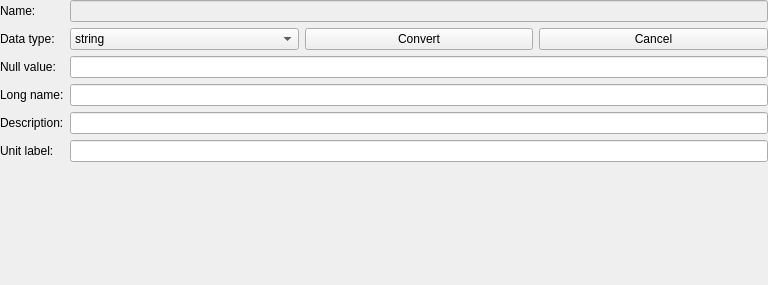
The window that Modules/Loadable/Tables/Widgets/Resources/UI/qSlicerTableColumnPropertiesWidget.ui (Slicer/SlicerGitSVNArchive) describes before a commit, drawn with Qt 5.
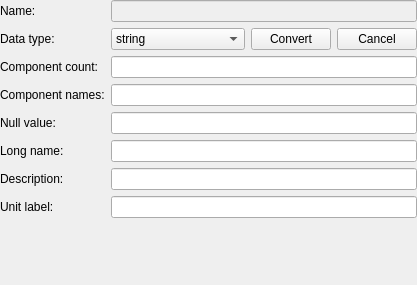
The same window after the commit. Icons and pictures are not drawn. Custom widgets are drawn as their Qt base class.

Commit message:
ENH: Add more segment label statistics and display table component info
New label shape statics:
- Elongation
- Principal moments
- Principal axes

Adds component information (component count and component names) within qSlicerTableColumnPropertiesWidget. Additional information is only shown if there is more than one component.

Also:
- Fixes a bug in qSlicerTableColumnPropertiesWidget that caused many connections to be added to the QLineEdit textEdited() signal.

```diff
--- a/Modules/Loadable/Tables/Widgets/Resources/UI/qSlicerTableColumnPropertiesWidget.ui
+++ b/Modules/Loadable/Tables/Widgets/Resources/UI/qSlicerTableColumnPropertiesWidget.ui
@@ -6,7 +6,7 @@
    <rect>
     <x>0</x>
     <y>0</y>
-    <width>768</width>
+    <width>384</width>
     <height>285</height>
    </rect>
   </property>
@@ -157,46 +157,74 @@
      </item>
     </layout>
    </item>
-   <item row="3" column="0">
+   <item row="5" column="0">
     <widget class="QLabel" name="NullValueLabel">
      <property name="text">
       <string>Null value:</string>
      </property>
     </widget>
    </item>
-   <item row="3" column="1">
+   <item row="5" column="1">
     <widget class="QLineEdit" name="NullValueLineEdit"/>
    </item>
-   <item row="4" column="0">
+   <item row="6" column="0">
     <widget class="QLabel" name="LongNameLabel">
      <property name="text">
       <string>Long name:</string>
      </property>
     </widget>
    </item>
-   <item row="4" column="1">
+   <item row="6" column="1">
     <widget class="QLineEdit" name="LongNameLineEdit"/>
    </item>
-   <item row="5" column="0">
+   <item row="7" column="0">
     <widget class="QLabel" name="DescriptionLabel">
      <property name="text">
       <string>Description:</string>
      </property>
     </widget>
    </item>
-   <item row="5" column="1">
+   <item row="7" column="1">
     <widget class="QLineEdit" name="DescriptionLineEdit"/>
    </item>
-   <item row="6" column="0">
+   <item row="8" column="0">
     <widget class="QLabel" name="UnitLabelLabel">
      <property name="text">
       <string>Unit label:</string>
      </property>
     </widget>
    </item>
-   <item row="6" column="1">
+   <item row="8" column="1">
     <widget class="QLineEdit" name="UnitLabelLineEdit"/>
    </item>
+   <item row="3" column="0">
+    <widget class="QLabel" name="ComponentCountLabel">
+     <property name="text">
+      <string>Component count:</string>
+     </property>
+    </widget>
+   </item>
+   <item row="3" column="1">
+    <widget class="QLineEdit" name="ComponentCountLineEdit">
+     <property name="readOnly">
+      <bool>true</bool>
+     </property>
+    </widget>
+   </item>
+   <item row="4" column="1">
+    <widget class="QLineEdit" name="ComponentNamesLineEdit">
+     <property name="readOnly">
+      <bool>true</bool>
+     </property>
+    </widget>
+   </item>
+   <item row="4" column="0">
+    <widget class="QLabel" name="ComponentNamesLabel">
+     <property name="text">
+      <string>Component names:</string>
+     </property>
+    </widget>
+   </item>
   </layout>
   <action name="ActionPersistent">
    <property name="checkable">
```
Left out of the diff: 16 changed lines with no effect on the pictures. The commit also changes 8 other files.
